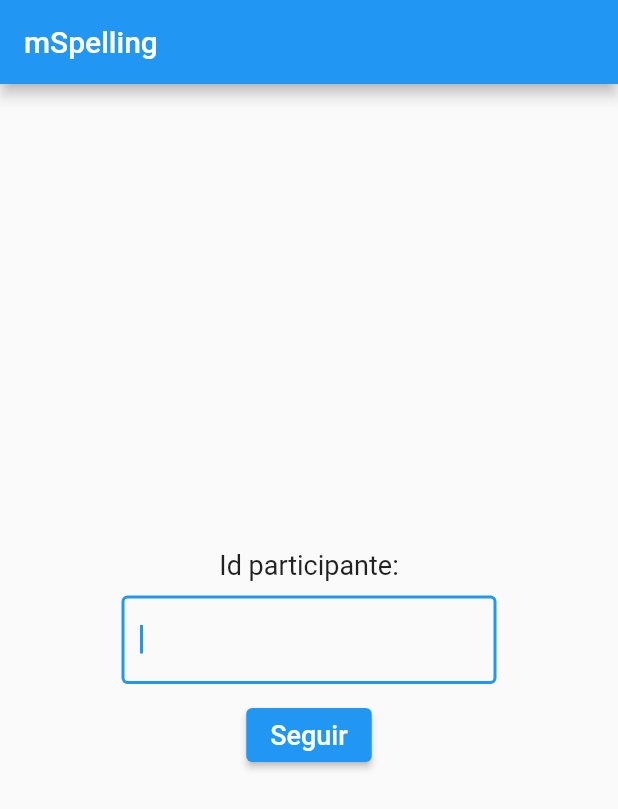
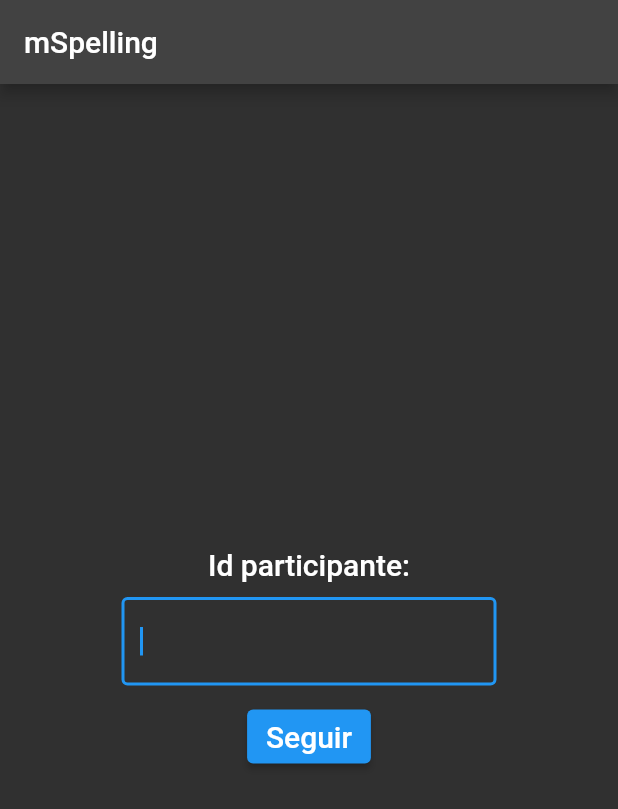
Before and after one commit to mario-bermonti/mspelling, a Flutter app: the screen it shows after launch, on a phone screen of 412 x 824 dp. Shown: the top 809 px of the screen. Run offline on Flutter 3.47's test engine with Material 2 defaults, Android fonts, the phone set to English and light mode, and no system bars; our stand-ins replace audioplayers, drift, permission_handler; accounts and stored records are empty; generated files the repository leaves out were written again.

Commit message:
[ui] Set app style globally

```diff
--- a/mspelling/lib/app.dart
+++ b/mspelling/lib/app.dart
@@ -1,5 +1,6 @@
 import 'package:flutter/material.dart';
 import 'package:mspelling/screens/home.dart';
+import 'package:mspelling/styles.dart';
 
 class MSpelling extends StatelessWidget {
   const MSpelling({Key? key}) : super(key: key);
@@ -8,9 +9,7 @@ class MSpelling extends StatelessWidget {
   Widget build(BuildContext context) {
     return MaterialApp(
       title: 'mSpelling',
-      theme: ThemeData(
-        primarySwatch: Colors.blue,
-      ),
+      theme: themeData,
       home: const HomeScreen(),
     );
   }
--- a/mspelling/lib/components/default_text.dart
+++ b/mspelling/lib/components/default_text.dart
@@ -10,7 +10,7 @@ class DefaultText extends StatelessWidget {
   Widget build(BuildContext context) {
     return Text(
       text,
-      style: textStyle,
+      style: Theme.of(context).textTheme.button,
     );
   }
 }
--- a/mspelling/lib/styles.dart
+++ b/mspelling/lib/styles.dart
@@ -4,6 +4,10 @@ const InputDecoration textFieldStyle = InputDecoration(
   border: OutlineInputBorder(),
 );
 
-const TextStyle textStyle = TextStyle(
-  fontSize: 18,
+ThemeData themeData = ThemeData(
+  primarySwatch: Colors.blue,
+  brightness: Brightness.dark,
+  textTheme: const TextTheme(
+    button: TextStyle(fontSize: 20),
+  ),
 );
```
